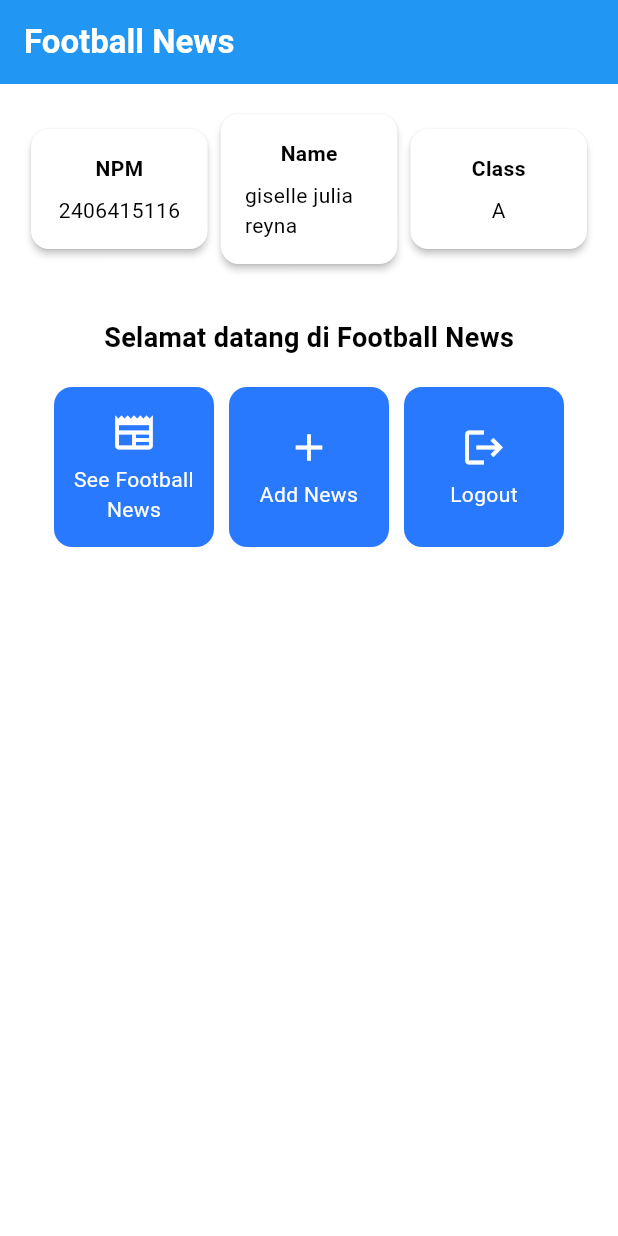
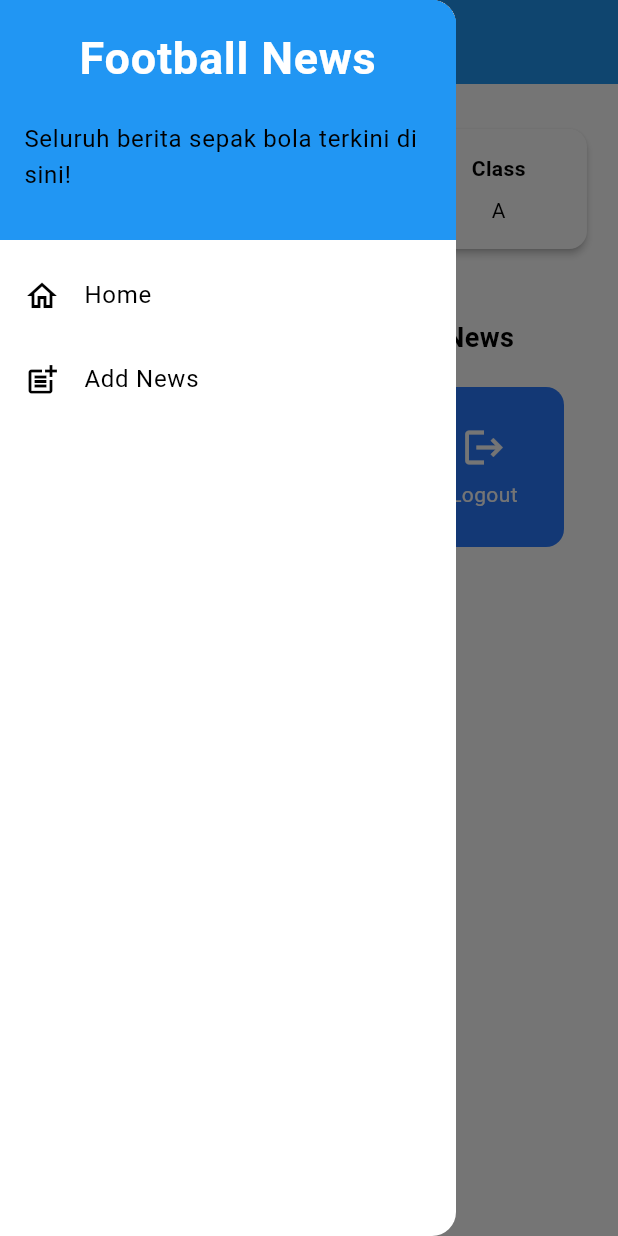
Before and after one commit to icel-star/football-news-mobile, a Flutter app: the screen it shows after launch, with the side drawer open (before the commit the screen has no drawer), on a phone screen of 412 x 824 dp. Run offline on Flutter 3.47's test engine with Material 3 defaults, Android fonts, the phone set to English and light mode, and no system bars.

Commit message:
tutorial 7 selesai

```diff
--- a/lib/main.dart
+++ b/lib/main.dart
@@ -1,5 +1,6 @@
-import 'package:football_news/menu.dart';
+import 'package:football_news/screens/menu.dart';
 import 'package:flutter/material.dart';
+import 'package:football_news/screens/newslist_form.dart';
 
 void main() {
   runApp(const MyApp());
--- a/lib/menu.dart
+++ b/lib/screens/menu.dart
@@ -1,4 +1,7 @@
 import 'package:flutter/material.dart';
+import 'package:football_news/widgets/left_drawer.dart';
+import 'package:football_news/screens/newslist_form.dart';
+import 'package:football_news/widgets/news_card.dart';
 
 class MyHomePage extends StatelessWidget {
     MyHomePage({super.key});
@@ -30,6 +33,7 @@ class MyHomePage extends StatelessWidget {
         // Warna latar belakang AppBar diambil dari skema warna tema aplikasi.
         backgroundColor: Theme.of(context).colorScheme.primary,
       ),
+      drawer: LeftDrawer(),
       // Body halaman dengan padding di sekelilingnya.
       body: Padding(
         padding: const EdgeInsets.all(16.0),
@@ -133,57 +137,3 @@ class InfoCard extends StatelessWidget {
     );
   }
 }
-
-class ItemCard extends StatelessWidget {
-  // Menampilkan kartu dengan ikon dan nama.
-
-  final ItemHomepage item;
-
-  const ItemCard(this.item, {super.key});
-
-  @override
-  Widget build(BuildContext context) {
-    return Material(
-      // Menentukan warna latar belakang dari tema aplikasi.
-      color: Theme.of(context).colorScheme.secondary,
-      // Membuat sudut kartu melengkung.
-      borderRadius: BorderRadius.circular(12),
-
-      child: InkWell(
-        // Aksi ketika kartu ditekan.
-        onTap: () {
-          // Menampilkan pesan SnackBar saat kartu ditekan.
-          ScaffoldMessenger.of(context)
-            ..hideCurrentSnackBar()
-            ..showSnackBar(
-              SnackBar(content: Text("Kamu telah menekan tombol ${item.name}!"))
-            );
-        },
-        // Container untuk menyimpan Icon dan Text
-        child: Container(
-          padding: const EdgeInsets.all(8),
-          child: Center(
-            child: Column(
-              // Menyusun ikon dan teks di tengah kartu.
-              mainAxisAlignment: MainAxisAlignment.center,
-              children: [
-                Icon(
-                  item.icon,
-                  color: Colors.white,
-                  size: 30.0,
-                ),
-                const Padding(padding: EdgeInsets.all(3)),
-                Text(
-                  item.name,
-                  textAlign: TextAlign.center,
-                  style: const TextStyle(color: Colors.white),
-                ),
-              ],
-            ),
-          ),
-        ),
-      ),
-    );
-  }
-
-}
--- /dev/null
+++ b/lib/widgets/left_drawer.dart
@@ -0,0 +1,62 @@
+import 'package:flutter/material.dart';
+import 'package:football_news/screens/menu.dart';
+import 'package:football_news/screens/newslist_form.dart';
+
+class LeftDrawer extends StatelessWidget {
+  const LeftDrawer({super.key});
+
+  @override
+  Widget build(BuildContext context) {
+    return Drawer(
+      child: ListView(
+        children: [
+          const DrawerHeader(
+            decoration: BoxDecoration(
+              color: Colors.blue,
+            ),
+            child: Column(
+              children: [
+                Text(
+                  'Football News',
+                  textAlign: TextAlign.center,
+                  style: TextStyle(
+                    fontSize: 30,
+                    fontWeight: FontWeight.bold,
+                    color: Colors.white,
+                  ),
+                ),
+                Padding(padding: EdgeInsets.all(10)),
+                Text("Seluruh berita sepak bola terkini di sini!",
+                    ),
+              ],
+            ),
+          ),
+          ListTile(
+            leading: const Icon(Icons.home_outlined),
+            title: const Text('Home'),
+            // Bagian redirection ke MyHomePage
+            onTap: () {
+              Navigator.pushReplacement(
+                  context,
+                  MaterialPageRoute(
+                    builder: (context) => MyHomePage(),
+                  ));
+            },
+          ),
+          ListTile(
+            leading: const Icon(Icons.post_add),
+            title: const Text('Add News'),
+            // Bagian redirection ke NewsFormPage
+            onTap: () {
+              Navigator.pushReplacement(
+                  context,
+                  MaterialPageRoute(
+                    builder: (context) => NewsFormPage(),
+                  ));
+            },
+          ),
+        ],
+      ),
+    );
+  }
+}
--- /dev/null
+++ b/lib/widgets/news_card.dart
@@ -0,0 +1,65 @@
+import 'package:flutter/material.dart';
+import 'package:football_news/screens/menu.dart';
+import 'package:football_news/screens/newslist_form.dart';
+
+class ItemCard extends StatelessWidget {
+  // Menampilkan kartu dengan ikon dan nama.
+
+  final ItemHomepage item;
+
+  const ItemCard(this.item, {super.key});
+
+  @override
+  Widget build(BuildContext context) {
+    return Material(
+      // Menentukan warna latar belakang dari tema aplikasi.
+      color: Theme.of(context).colorScheme.secondary,
+      // Membuat sudut kartu melengkung.
+      borderRadius: BorderRadius.circular(12),
+
+      child: InkWell(
+        // Aksi ketika kartu ditekan.
+        onTap: () {
+          // Menampilkan pesan SnackBar saat kartu ditekan.
+          ScaffoldMessenger.of(context)
+            ..hideCurrentSnackBar()
+            ..showSnackBar(
+              SnackBar(content: Text("Kamu telah menekan tombol ${item.name}!"))
+            );
+            // Navigate ke route yang sesuai (tergantung jenis tombol)
+            if (item.name == "Tambah Berita") {
+              // TODO: Gunakan Navigator.push untuk melakukan navigasi ke MaterialPageRoute yang mencakup NewsFormPage.
+              Navigator.push(
+                context,
+                MaterialPageRoute(builder: (context) => NewsFormPage()),
+              );
+            }
+        },
+        // Container untuk menyimpan Icon dan Text
+        child: Container(
+          padding: const EdgeInsets.all(8),
+          child: Center(
+            child: Column(
+              // Menyusun ikon dan teks di tengah kartu.
+              mainAxisAlignment: MainAxisAlignment.center,
+              children: [
+                Icon(
+                  item.icon,
+                  color: Colors.white,
+                  size: 30.0,
+                ),
+                const Padding(padding: EdgeInsets.all(3)),
+                Text(
+                  item.name,
+                  textAlign: TextAlign.center,
+                  style: const TextStyle(color: Colors.white),
+                ),
+              ],
+            ),
+          ),
+        ),
+      ),
+    );
+  }
+
+}
```
Also changed, not shown: lib/screens/newslist_form.dart (added, +214 -0 lines), widgets/left_drawer.dart (added, +78 -0 lines), 1 other file.
